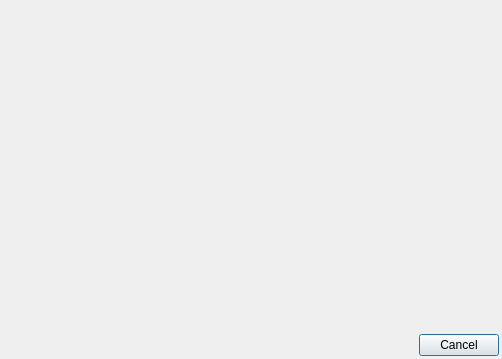
The window that Vacuum/trunk/src/plugins/Commands/commanddialog.ui (vacuum-im/vacuum-im) describes before a commit, drawn with Qt 5.
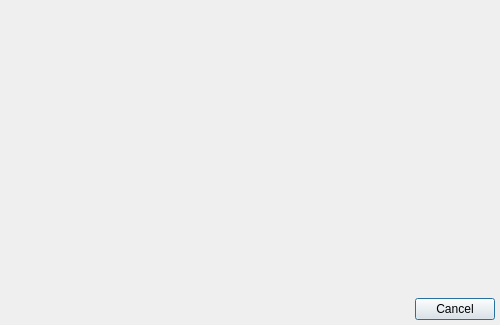
The same window after the commit.

```diff
--- a/Vacuum/trunk/src/plugins/Commands/commanddialog.ui
+++ b/Vacuum/trunk/src/plugins/Commands/commanddialog.ui
@@ -5,8 +5,8 @@
    <rect>
     <x>0</x>
     <y>0</y>
-    <width>502</width>
-    <height>359</height>
+    <width>500</width>
+    <height>325</height>
    </rect>
   </property>
   <property name="windowTitle" >
@@ -14,30 +14,17 @@
   </property>
   <layout class="QVBoxLayout" >
    <property name="leftMargin" >
-    <number>3</number>
+    <number>5</number>
    </property>
    <property name="topMargin" >
-    <number>3</number>
+    <number>5</number>
    </property>
    <property name="rightMargin" >
-    <number>3</number>
+    <number>5</number>
    </property>
    <property name="bottomMargin" >
-    <number>3</number>
+    <number>5</number>
    </property>
-   <item>
-    <spacer>
-     <property name="orientation" >
-      <enum>Qt::Vertical</enum>
-     </property>
-     <property name="sizeHint" >
-      <size>
-       <width>20</width>
-       <height>0</height>
-      </size>
-     </property>
-    </spacer>
-   </item>
    <item>
     <widget class="QLabel" name="lblInfo" >
      <property name="alignment" >
@@ -46,20 +33,14 @@
     </widget>
    </item>
    <item>
-    <widget class="QWidget" native="1" name="wdtForm" />
-   </item>
-   <item>
-    <spacer>
-     <property name="orientation" >
-      <enum>Qt::Vertical</enum>
+    <widget class="QWidget" native="1" name="wdtForm" >
+     <property name="sizePolicy" >
+      <sizepolicy vsizetype="Expanding" hsizetype="Expanding" >
+       <horstretch>0</horstretch>
+       <verstretch>0</verstretch>
+      </sizepolicy>
      </property>
-     <property name="sizeHint" >
-      <size>
-       <width>20</width>
-       <height>0</height>
-      </size>
-     </property>
-    </spacer>
+    </widget>
    </item>
    <item>
     <layout class="QHBoxLayout" >
```
